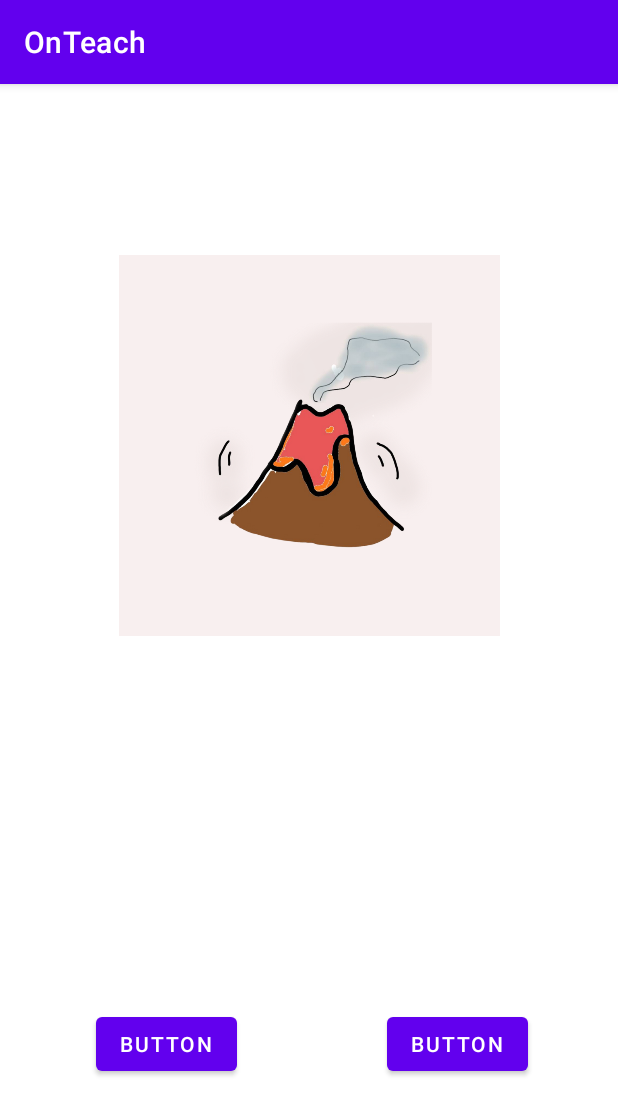
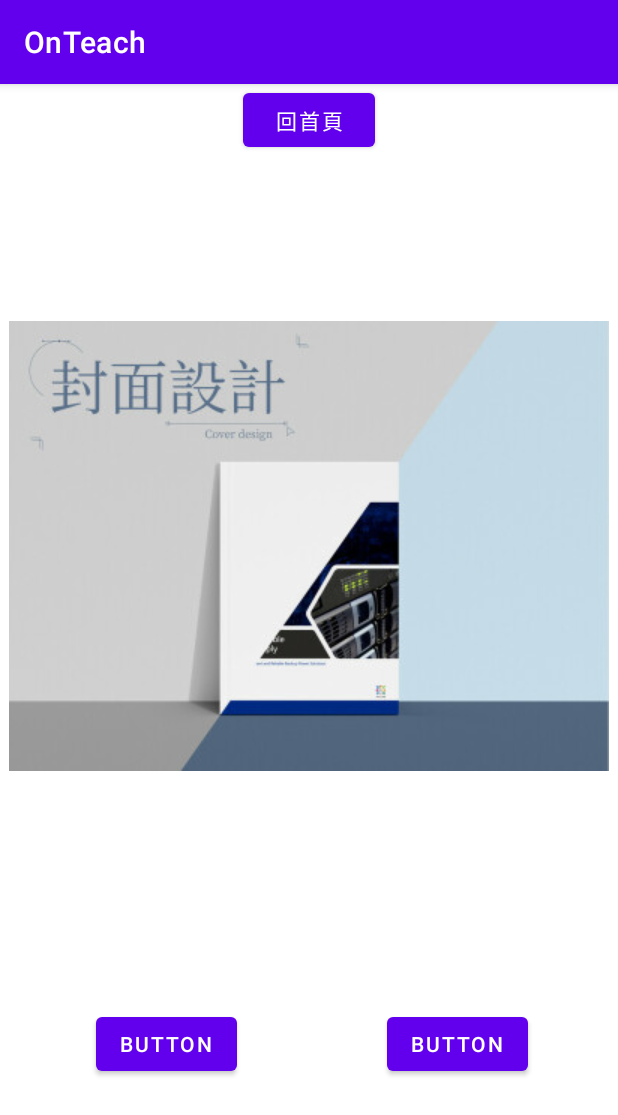
Before and after one commit to longshenn/OnTeach, an Android app: the SelectActivity screen opened directly, with no data from a screen before it, on a phone screen of 412 x 824 dp. Shown: the top 1115 px of the screen. Run offline under Robolectric (Android 15) with nearby library versions, the phone set to English and light mode, and no system bars.

Commit message:
小純子胡亂架設中

```diff
--- a/app/src/main/java/com/example/onteach/StoryActivity1.kt
+++ b/app/src/main/java/com/example/onteach/StoryActivity1.kt
@@ -21,9 +21,9 @@ class StoryActivity1 : AppCompatActivity() , GestureDetector.OnGestureListener,
 
     fun ShowPicture(){
         when (PictureNo){
-            0 -> img.setImageResource(R.drawable.pu0)
-            1 -> img.setImageResource(R.drawable.pu1)
-            2 -> img.setImageResource(R.drawable.pu2)
+            0 -> img.setImageResource(R.drawable.d0)
+            1 -> img.setImageResource(R.drawable.n1)
+            2 -> img.setImageResource(R.drawable.c2)
 
         }
     }
--- a/app/src/main/res/layout/activity_select.xml
+++ b/app/src/main/res/layout/activity_select.xml
@@ -8,12 +8,14 @@
 
     <ImageView
         android:id="@+id/imgS1"
-        android:layout_width="254dp"
-        android:layout_height="481dp"
+        android:layout_width="wrap_content"
+        android:layout_height="wrap_content"
+        app:layout_constraintBottom_toTopOf="@+id/btnA1"
         app:layout_constraintEnd_toEndOf="parent"
+        app:layout_constraintHorizontal_bias="0.5"
         app:layout_constraintStart_toStartOf="parent"
-        app:srcCompat="@drawable/w5"
-        tools:layout_editor_absoluteY="16dp" />
+        app:layout_constraintTop_toTopOf="parent"
+        app:srcCompat="@drawable/d0" />
 
     <Button
         android:id="@+id/btnA1"
@@ -34,4 +36,13 @@
         android:text="Button"
         app:layout_constraintBottom_toBottomOf="parent"
         app:layout_constraintEnd_toEndOf="parent" />
+
+    <Button
+        android:id="@+id/re"
+        android:layout_width="wrap_content"
+        android:layout_height="wrap_content"
+        android:text="回首頁"
+        app:layout_constraintEnd_toEndOf="parent"
+        app:layout_constraintStart_toStartOf="parent"
+        tools:layout_editor_absoluteY="650dp" />
 </androidx.constraintlayout.widget.ConstraintLayout>
```
Also changed, not shown: app/src/main/java/com/example/onteach/MainActivity.kt (+16 -15 lines), app/src/main/res/layout/activity_main.xml (+5 -4 lines), app/src/main/res/drawable-v24/pu0.jpg (deleted), app/src/main/res/drawable-v24/pu1.jpg (deleted), app/src/main/res/drawable-v24/pu2.jpg (deleted), app/src/main/res/drawable-v24/pu3.jpg (deleted), app/src/main/res/drawable-v24/pu4.jpg (deleted), app/src/main/res/drawable-v24/pu5.jpg (deleted), app/src/main/res/drawable-v24/w2.png (deleted), app/src/main/res/drawable-v24/w3.png (deleted), app/src/main/res/drawable-v24/w4.png (deleted), app/src/main/res/drawable-v24/w5.png (deleted), app/src/main/res/drawable-v24/w6.png (deleted), app/src/main/res/drawable/c2.jpg (added), 4 more files.
